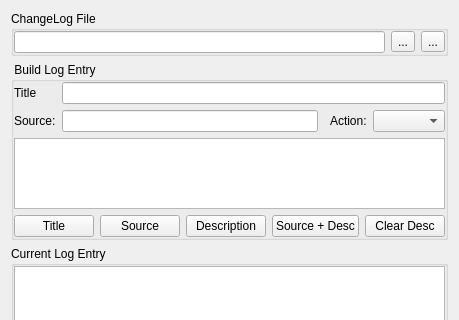
First picture: the form in harbour/contrib/hbide/changelog.ui, repository harbour/core, before the edit; both pictures show x 0 to 459 and y 0 to 320 of the 459 by 674 pixel window.
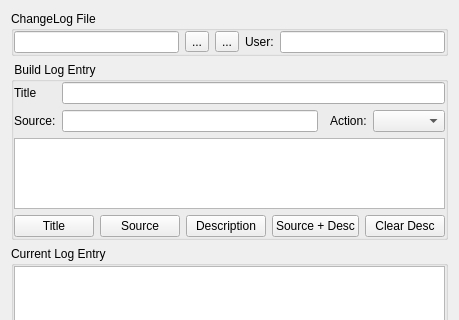
Second picture: the form after the edit. Custom widgets are drawn as their Qt base class.

Commit message: 2011-06-07 11:45 UTC-0800 Pritpal Bedi (bedipritpal@hotmail.com)   * contrib/hbide/changelog.ui   * contrib/hbide/idechangelog.prg   * contrib/hbide/idesaveload.prg     + Added: retaining the user name updating the changelogs.       First time it is asked as before, later it can be modified       in User: edit control at top-right of the dialog.

The edit to the form file:
```diff
--- a/harbour/contrib/hbide/changelog.ui
+++ b/harbour/contrib/hbide/changelog.ui
@@ -40,6 +40,16 @@
         </property>
        </widget>
       </item>
+      <item>
+       <widget class="QLabel" name="label">
+        <property name="text">
+         <string>User:</string>
+        </property>
+       </widget>
+      </item>
+      <item>
+       <widget class="QLineEdit" name="editUser"/>
+      </item>
      </layout>
     </widget>
    </item>
```
The commit also changes 3 other files.
